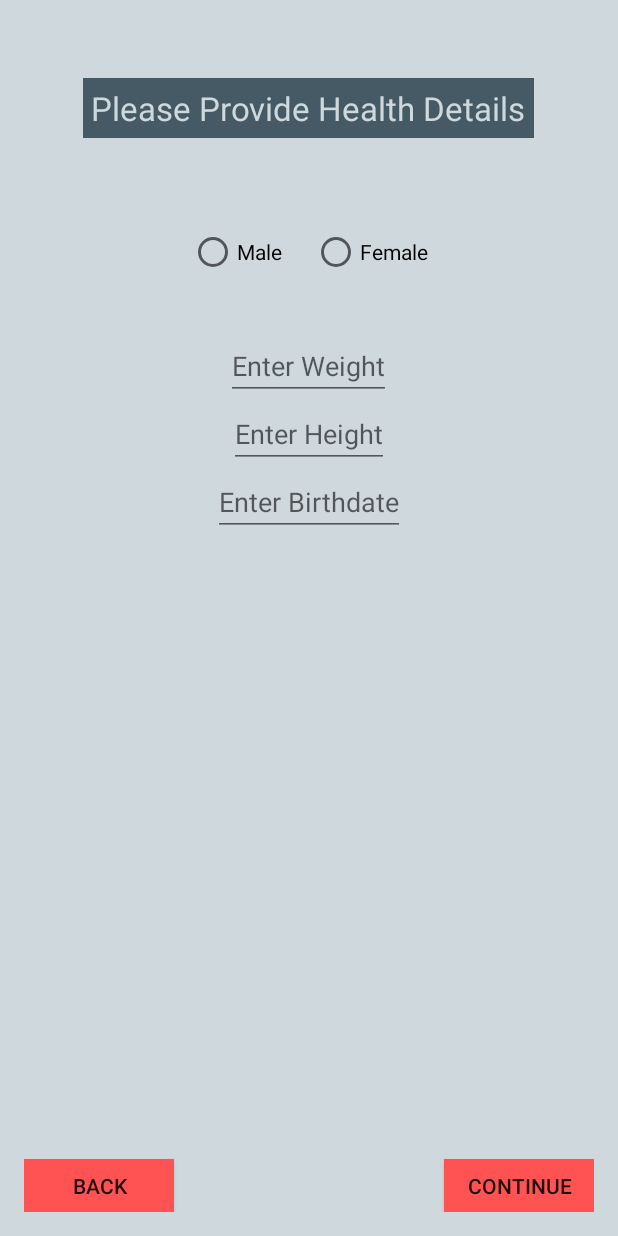
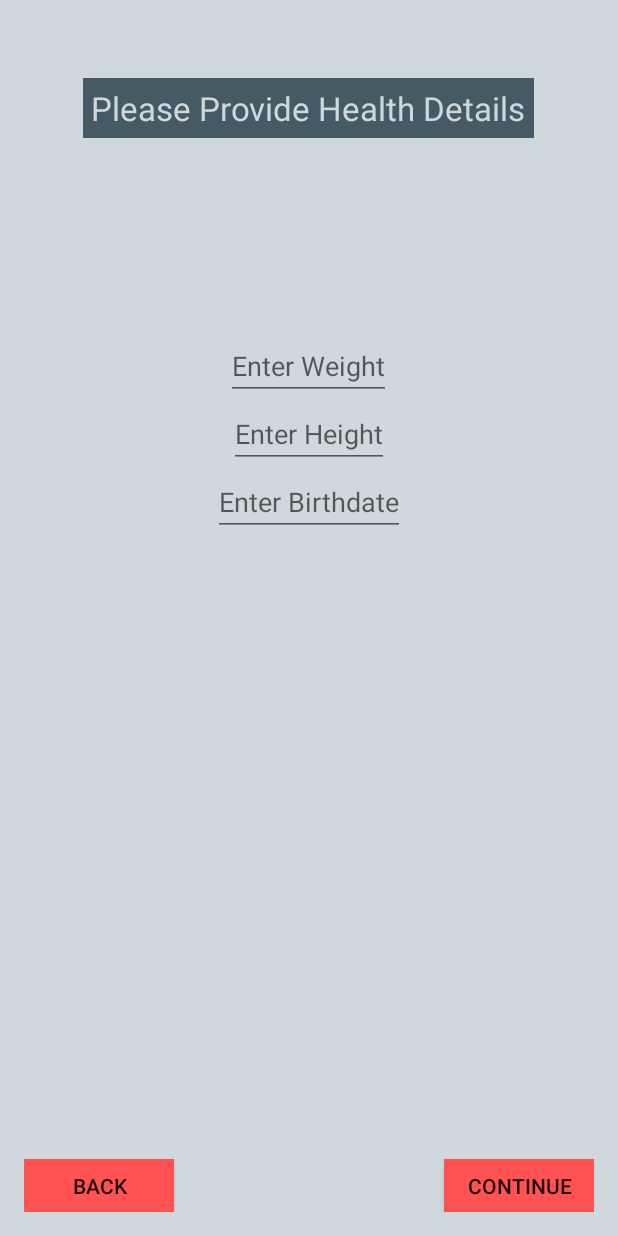
Before and after one commit to benviss/epic-android-fitnessapp, an Android app: the SignUpActivity screen opened directly, with no data from a screen before it, after a tap on "CONTINUE", on a phone screen of 412 x 824 dp. Run offline under Robolectric (Android 15) with nearby library versions, the phone set to English and light mode, and no system bars; our stand-ins replace ButterKnife, Firebase (no records; nobody signed in at launch, a user with empty details on screens opened directly); 1 statement that could not run was skipped.

```diff
--- a/app/src/main/java/com/fitapp/vizo/fitnessapp/adapters/FirebaseExerciseViewHolder.java
+++ b/app/src/main/java/com/fitapp/vizo/fitnessapp/adapters/FirebaseExerciseViewHolder.java
@@ -9,6 +9,7 @@ import android.widget.TextView;
 import com.fitapp.vizo.fitnessapp.Constants;
 import com.fitapp.vizo.fitnessapp.R;
 import com.fitapp.vizo.fitnessapp.models.Exercise;
+import com.fitapp.vizo.fitnessapp.services.WgerConversions;
 import com.fitapp.vizo.fitnessapp.ui.ExerciseDetailActivity;
 import com.google.firebase.database.DataSnapshot;
 import com.google.firebase.database.DatabaseError;
@@ -41,7 +42,7 @@ public class FirebaseExerciseViewHolder extends RecyclerView.ViewHolder implemen
         TextView muscleTextView = (TextView) mView.findViewById(R.id.primaryMuscleTextView);
 
         nameTextView.setText(exercise.getName());
-        muscleTextView.setText(exercise.getMuscles().toString());
+        muscleTextView.setText(WgerConversions.convertMuscles(exercise.getMuscles()));
     }
 
     @Override
--- a/app/src/main/res/layout/activity_sign_up.xml
+++ b/app/src/main/res/layout/activity_sign_up.xml
@@ -98,23 +98,6 @@
             android:layout_alignParentLeft="true"
             android:layout_alignParentStart="true"
             android:layout_marginTop="60dp">
-
-            <RadioButton
-                android:layout_width="wrap_content"
-                android:layout_height="wrap_content"
-                android:text="Male"
-                android:id="@+id/userGenderMaleRadio"
-                android:checked="false"
-                android:paddingRight="20dp"
-                android:onClick="onClickGenderSet" />
-
-            <RadioButton
-                android:layout_width="wrap_content"
-                android:layout_height="wrap_content"
-                android:text="Female"
-                android:id="@+id/userGenderFemaleRadio"
-                android:checked="false"
-                android:onClick="onClickGenderSet" />
         </LinearLayout>
 
 
--- a/build.gradle
+++ b/build.gradle
@@ -5,7 +5,7 @@ buildscript {
         jcenter()
     }
     dependencies {
-        classpath 'com.android.tools.build:gradle:2.1.0'
+        classpath 'com.android.tools.build:gradle:2.1.2'
         classpath 'com.neenbedankt.gradle.plugins:android-apt:1.8'
         classpath 'com.google.gms:google-services:3.0.0'
 
```
Also changed, not shown: app/src/main/java/com/fitapp/vizo/fitnessapp/adapters/ExerciseListAdapter.java (+7 -2 lines), app/src/main/java/com/fitapp/vizo/fitnessapp/models/User.java (+1 -8 lines), app/src/main/java/com/fitapp/vizo/fitnessapp/services/WgerConversions.java (+19 -0 lines), app/src/main/java/com/fitapp/vizo/fitnessapp/ui/ExerciseDetailFragment.java (+5 -2 lines), app/src/main/java/com/fitapp/vizo/fitnessapp/ui/SignUpActivity.java (+1 -21 lines).
